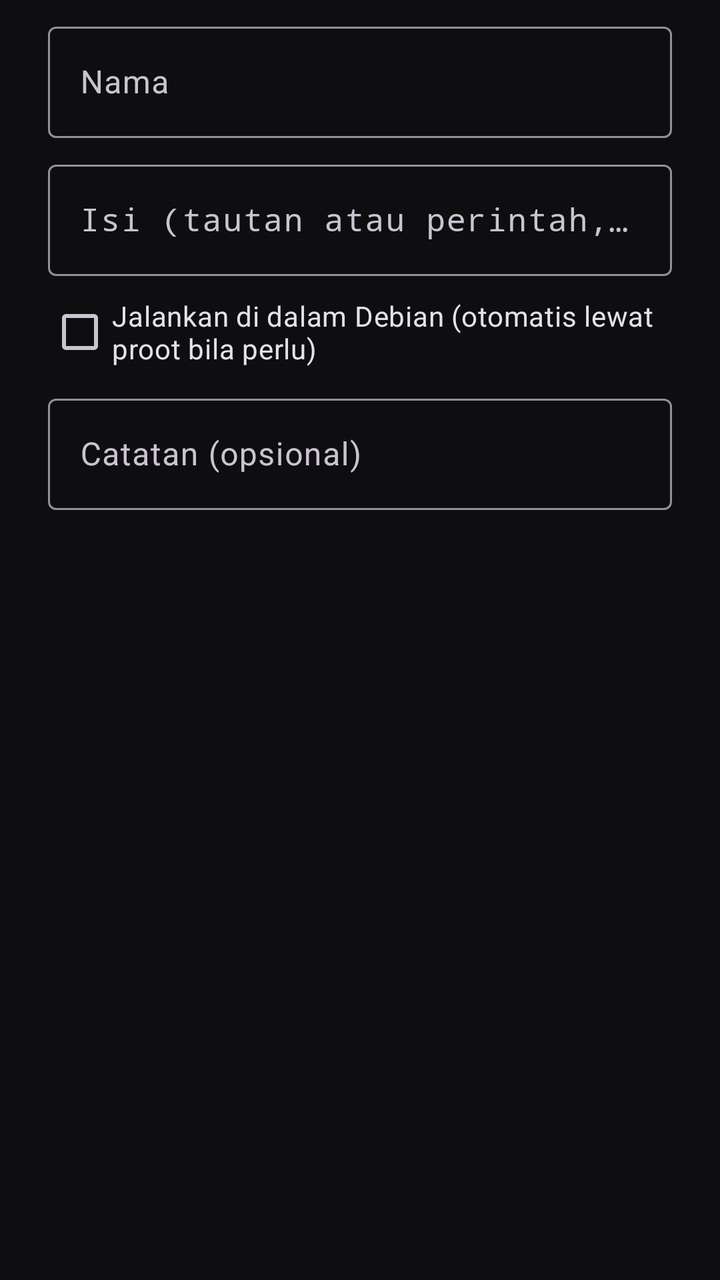
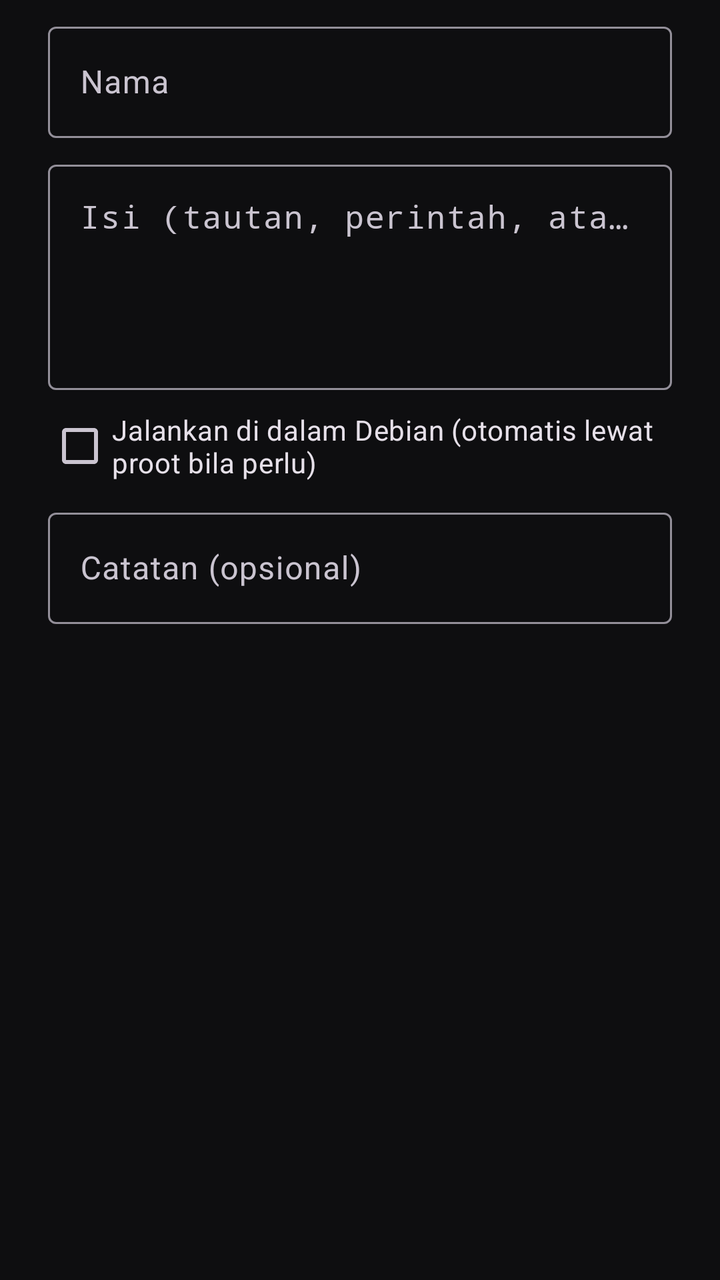

Before-and-after screenshots of an Android layout around one commit, followed by the original layout XML and the change that was made.
<!-- AndroidManifest.xml: another module's application theme Theme.Molina -->
<!-- res/layout/dialog_library_entry.xml -->
<?xml version="1.0" encoding="utf-8"?>
<LinearLayout xmlns:android="http://schemas.android.com/apk/res/android"
    android:layout_width="match_parent"
    android:layout_height="wrap_content"
    android:orientation="vertical"
    android:paddingStart="24dp"
    android:paddingTop="8dp"
    android:paddingEnd="24dp"
    android:paddingBottom="8dp">

    <com.google.android.material.textfield.TextInputLayout
        android:id="@+id/library_layout_name"
        android:layout_width="match_parent"
        android:layout_height="wrap_content"
        android:hint="@string/library_field_name">

        <com.google.android.material.textfield.TextInputEditText
            android:id="@+id/library_input_name"
            android:layout_width="match_parent"
            android:layout_height="wrap_content"
            android:inputType="text|textCapSentences"
            android:maxLines="1" />
    </com.google.android.material.textfield.TextInputLayout>

    <com.google.android.material.textfield.TextInputLayout
        android:id="@+id/library_layout_content"
        android:layout_width="match_parent"
        android:layout_height="wrap_content"
        android:layout_marginTop="8dp"
        android:hint="@string/library_field_content">

        <com.google.android.material.textfield.TextInputEditText
            android:id="@+id/library_input_content"
            android:layout_width="match_parent"
            android:layout_height="wrap_content"
            android:fontFamily="monospace"
            android:inputType="text|textNoSuggestions" />
    </com.google.android.material.textfield.TextInputLayout>

    <com.google.android.material.checkbox.MaterialCheckBox
        android:id="@+id/library_input_debian"
        android:layout_width="match_parent"
        android:layout_height="wrap_content"
        android:layout_marginTop="4dp"
        android:text="@string/library_field_debian" />

    <com.google.android.material.textfield.TextInputLayout
        android:id="@+id/library_layout_note"
        android:layout_width="match_parent"
        android:layout_height="wrap_content"
        android:layout_marginTop="4dp"
        android:hint="@string/library_field_note">

        <com.google.android.material.textfield.TextInputEditText
            android:id="@+id/library_input_note"
            android:layout_width="match_parent"
            android:layout_height="wrap_content"
            android:inputType="text|textCapSentences" />
    </com.google.android.material.textfield.TextInputLayout>
</LinearLayout>
<!-- resources referenced by this layout -->
<resources>
  <string name="library_field_content">Isi (tautan atau perintah, satu baris)</string>
  <string name="library_field_debian">Jalankan di dalam Debian (otomatis lewat proot bila perlu)</string>
  <string name="library_field_name">Nama</string>
  <string name="library_field_note">Catatan (opsional)</string>
  <style name="Theme.Molina" parent="Theme.Material3.Dark.NoActionBar">
          <item name="colorPrimary">@color/molina_amber</item>
          <item name="colorOnPrimary">@color/molina_bg</item>
          <item name="colorSecondaryContainer">@color/molina_amber_container</item>
          <item name="colorSurface">@color/molina_surface</item>
          <item name="android:colorBackground">@color/molina_bg</item>
          <item name="android:windowBackground">@color/molina_bg</item>
          <item name="android:statusBarColor">@color/molina_bg</item>
          <item name="android:navigationBarColor">@color/molina_surface</item>
      </style>
  <color name="molina_amber">#FFB300</color>
  <color name="molina_bg">#0E0E10</color>
  <color name="molina_amber_container">#33FFB300</color>
  <color name="molina_surface">#16161A</color>
</resources>

<!-- the commit's change to res/layout/dialog_library_entry.xml (unified diff, before → after) -->
@@ -34,7 +34,11 @@
             android:layout_width="match_parent"
             android:layout_height="wrap_content"
             android:fontFamily="monospace"
-            android:inputType="text|textNoSuggestions" />
+            android:gravity="top|start"
+            android:inputType="text|textMultiLine|textNoSuggestions"
+            android:maxLines="12"
+            android:minLines="4"
+            android:scrollbars="vertical" />
     </com.google.android.material.textfield.TextInputLayout>
 
     <com.google.android.material.checkbox.MaterialCheckBox
<!-- resource entries referenced after the edit -->
@@ -1,6 +1,6 @@
 <!-- resources referenced by this layout -->
 <resources>
-  <string name="library_field_content">Isi (tautan atau perintah, satu baris)</string>
+  <string name="library_field_content">Isi (tautan, perintah, atau skrip beberapa baris)</string>
   <string name="library_field_debian">Jalankan di dalam Debian (otomatis lewat proot bila perlu)</string>
   <string name="library_field_name">Nama</string>
   <string name="library_field_note">Catatan (opsional)</string>
